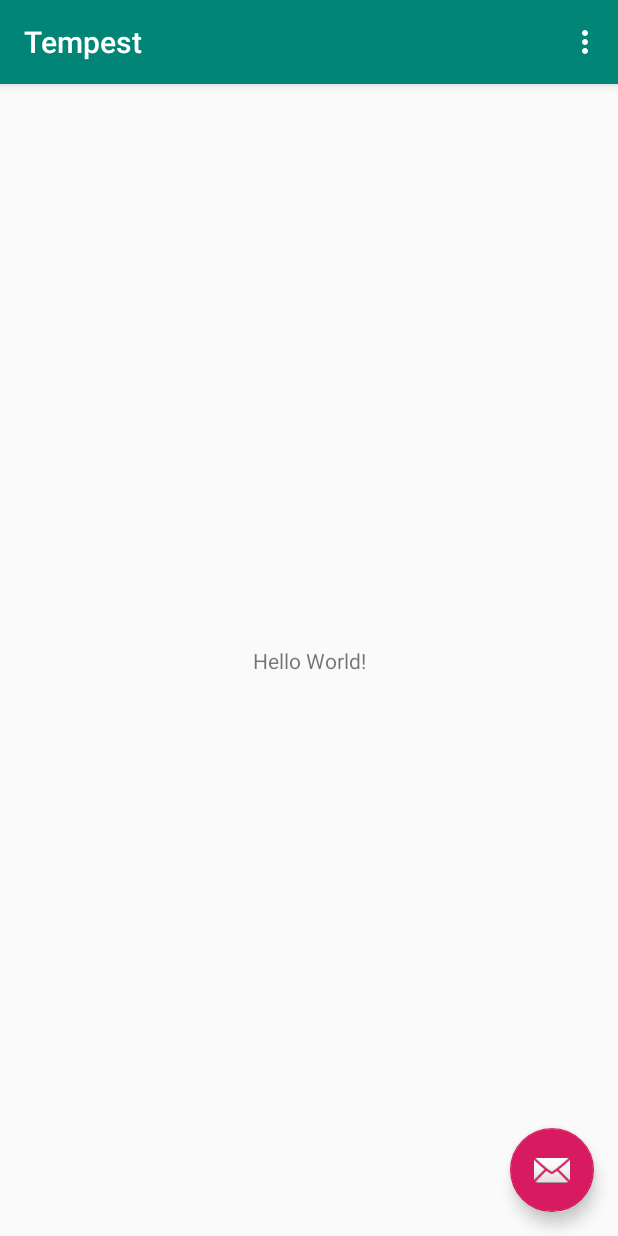
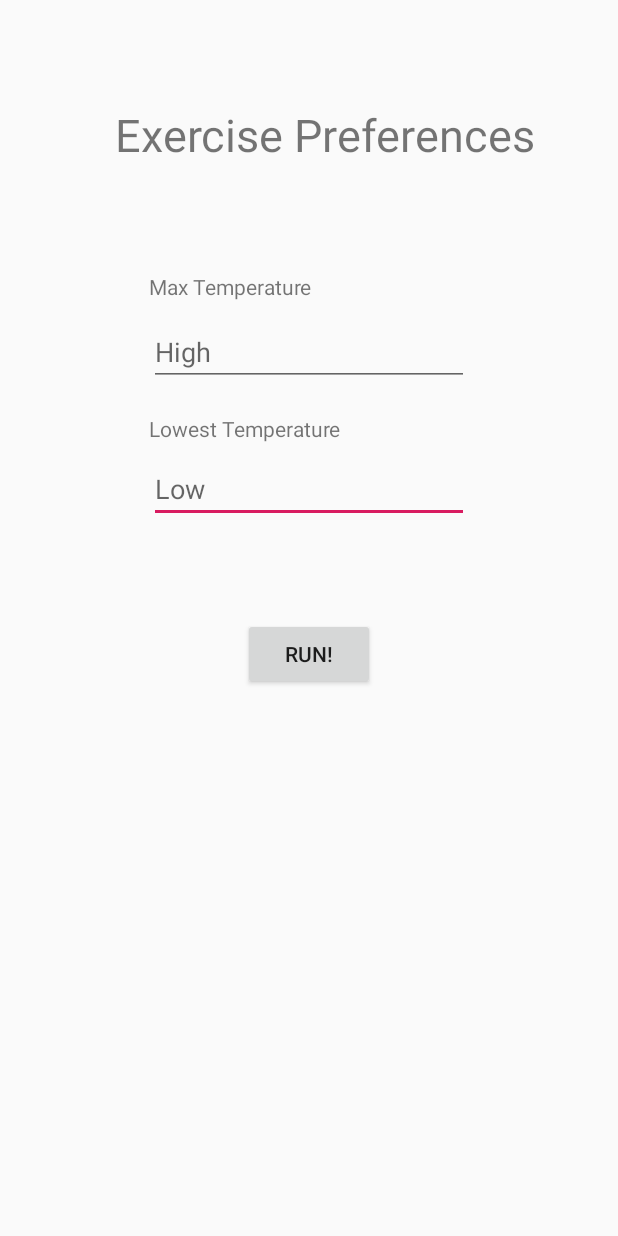
Before and after one commit to evanchang2399/HackTheNortheast, an Android app: the screen it shows after launch (MainActivity), on a phone screen of 412 x 824 dp. Run offline under Robolectric (Android 15) with nearby library versions, the phone set to English and light mode, and no system bars.

Commit message:
Basic GUI

```diff
--- a/app/src/main/java/com/example/tempest/MainActivity.java
+++ b/app/src/main/java/com/example/tempest/MainActivity.java
@@ -15,9 +15,9 @@ public class MainActivity extends AppCompatActivity {
     protected void onCreate(Bundle savedInstanceState) {
         super.onCreate(savedInstanceState);
         setContentView(R.layout.activity_main);
-        Toolbar toolbar = findViewById(R.id.toolbar);
-        setSupportActionBar(toolbar);
-
+//        Toolbar toolbar = findViewById(R.id.toolbar);
+  //      setSupportActionBar(toolbar);
+/*
        FloatingActionButton fab = findViewById(R.id.fab);
         fab.setOnClickListener(new View.OnClickListener() {
             @Override
@@ -26,6 +26,7 @@ public class MainActivity extends AppCompatActivity {
                         .setAction("Action", null).show();
             }
         });
+  */
     }
 
     @Override
--- /dev/null
+++ b/app/src/main/res/drawable/background.xml
@@ -0,0 +1,17 @@
+<?xml version="1.0" encoding="utf-8"?>
+<selector xmlns:android="http://schemas.android.com/apk/res/android">
+    <item>
+        <shape>
+            <corners android:radius="100pt"></corners>
+            <padding android:bottom="3dp"
+                android:left="3dp"
+                android:right="3dp"
+                android:top="3dp"></padding>
+            <gradient
+                android:angle="180"
+                android:endColor="#46cbd7"
+                android:type="linear"/>
+            <stroke android:width="3px" android:color="#4bb7c3"/>
+        </shape>
+    </item>
+</selector>
--- a/app/src/main/res/layout/activity_main.xml
+++ b/app/src/main/res/layout/activity_main.xml
@@ -7,28 +7,70 @@
     android:layout_height="match_parent"
     tools:context=".MainActivity">
 
-    <com.google.android.material.appbar.AppBarLayout
-        android:layout_height="wrap_content"
+    <androidx.constraintlayout.widget.ConstraintLayout
         android:layout_width="match_parent"
-        android:theme="@style/AppTheme.AppBarOverlay">
+        android:layout_height="match_parent">
 
-        <androidx.appcompat.widget.Toolbar
-            android:id="@+id/toolbar"
-            android:layout_width="match_parent"
-            android:layout_height="?attr/actionBarSize"
-            android:background="?attr/colorPrimary"
-            app:popupTheme="@style/AppTheme.PopupOverlay" />
+        <Button
+            android:id="@+id/button"
+            android:layout_width="wrap_content"
+            android:layout_height="wrap_content"
+            android:layout_marginTop="63dp"
+            android:text="RUN!"
+            app:layout_constraintEnd_toEndOf="parent"
+            app:layout_constraintStart_toStartOf="parent"
+            app:layout_constraintTop_toBottomOf="@+id/editTextNumber2" />
 
-    </com.google.android.material.appbar.AppBarLayout>
+        <EditText
+            android:id="@+id/editTextNumber2"
+            android:layout_width="wrap_content"
+            android:layout_height="wrap_content"
+            android:layout_marginTop="46dp"
+            android:ems="10"
+            android:hint="Low"
+            android:inputType="number"
+            app:layout_constraintStart_toStartOf="@+id/editTextNumber"
+            app:layout_constraintTop_toBottomOf="@+id/editTextNumber" />
 
-    <include layout="@layout/content_main"/>
+        <EditText
+            android:id="@+id/editTextNumber"
+            android:layout_width="wrap_content"
+            android:layout_height="wrap_content"
+            android:layout_marginTop="212dp"
+            android:ems="10"
+            android:hint="High"
+            android:inputType="number"
+            app:layout_constraintEnd_toEndOf="parent"
+            app:layout_constraintStart_toStartOf="parent"
+            app:layout_constraintTop_toTopOf="parent" />
 
-    <com.google.android.material.floatingactionbutton.FloatingActionButton
-        android:id="@+id/fab"
-        android:layout_width="wrap_content"
-        android:layout_height="wrap_content"
-        android:layout_gravity="bottom|end"
-        android:layout_margin="@dimen/fab_margin"
-        app:srcCompat="@android:drawable/ic_dialog_email" />
+        <TextView
+            android:id="@+id/textView2"
+            android:layout_width="wrap_content"
+            android:layout_height="wrap_content"
+            android:layout_marginBottom="8dp"
+            android:text="Lowest Temperature"
+            app:layout_constraintBottom_toTopOf="@+id/editTextNumber2"
+            app:layout_constraintStart_toStartOf="@+id/editTextNumber2" />
 
+        <TextView
+            android:id="@+id/textView"
+            android:layout_width="wrap_content"
+            android:layout_height="wrap_content"
+            android:layout_marginBottom="11dp"
+            android:text="Max Temperature"
+            app:layout_constraintBottom_toTopOf="@+id/editTextNumber"
+            app:layout_constraintStart_toStartOf="@+id/editTextNumber" />
+
+        <TextView
+            android:id="@+id/textView3"
+            android:layout_width="wrap_content"
+            android:layout_height="wrap_content"
+            android:layout_marginTop="69dp"
+            android:layout_marginEnd="55dp"
+            android:text="Exercise Preferences"
+            android:textSize="30sp"
+            app:layout_constraintEnd_toEndOf="parent"
+            app:layout_constraintTop_toTopOf="parent" />
+    </androidx.constraintlayout.widget.ConstraintLayout>
 </androidx.coordinatorlayout.widget.CoordinatorLayout>
```
